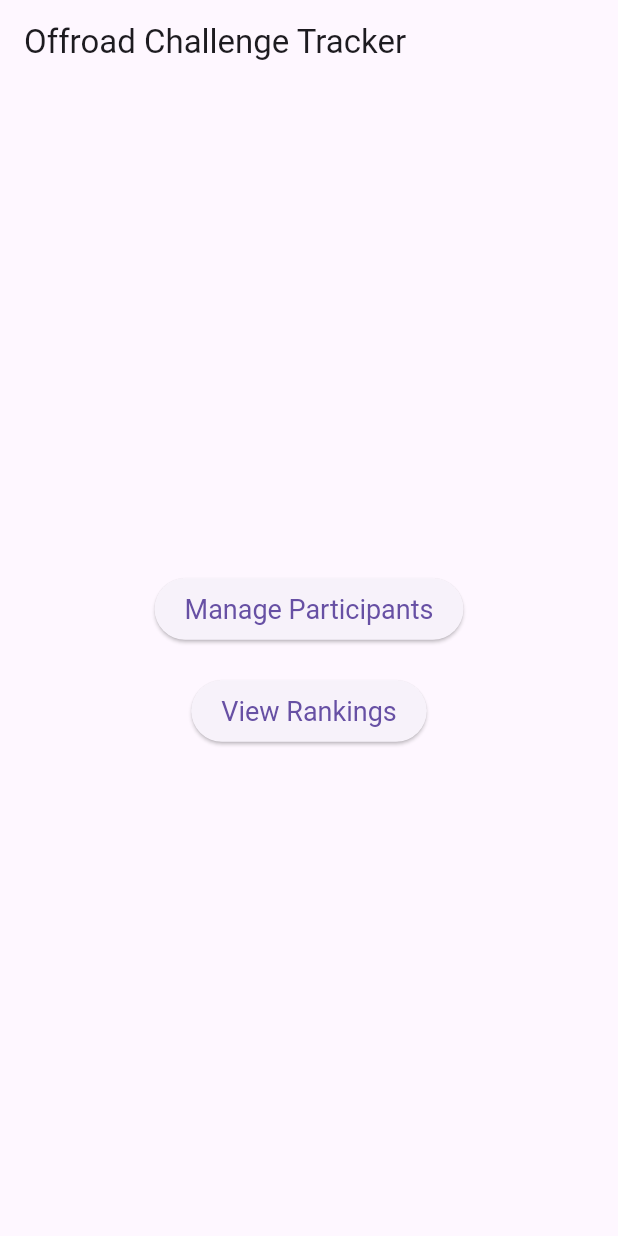
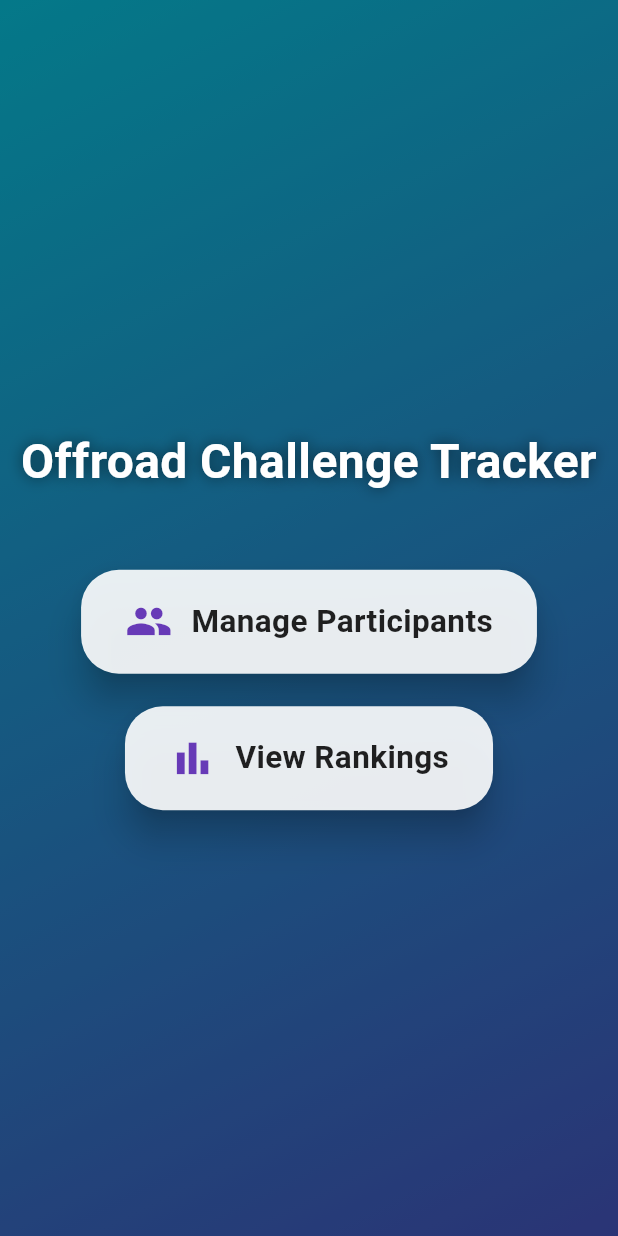
Before and after one commit to sanath-21/Final_Year_Project, a Flutter app: the screen it shows after launch, on a phone screen of 412 x 824 dp. Run offline on Flutter 3.47's test engine with Material 3 defaults, Android fonts, the phone set to English and light mode, and no system bars; our stand-ins replace google_fonts, sqflite, sqflite_common_ffi; accounts and stored records are empty.

Commit message:
home screen UI updated and participant screen edited.

```diff
--- a/offroad_challenge_tracker/lib/screens/home_screen.dart
+++ b/offroad_challenge_tracker/lib/screens/home_screen.dart
@@ -2,27 +2,168 @@ import 'package:flutter/material.dart';
 import 'participant_screen.dart';
 import 'rankings_screen.dart';
 
-class HomeScreen extends StatelessWidget{
+class HomeScreen extends StatefulWidget {
+  @override
+  _HomeScreenState createState() => _HomeScreenState();
+}
+
+class _HomeScreenState extends State<HomeScreen> with SingleTickerProviderStateMixin {
+  late AnimationController _controller;
+  late Animation<Alignment> _alignmentAnimation;
+  late Animation<Color?> _colorAnimation1;
+  late Animation<Color?> _colorAnimation2;
+  late Animation<Offset> _titleAnimation;
+
+  @override
+  void initState() {
+    super.initState();
+    _controller = AnimationController(
+      vsync: this,
+      duration: Duration(seconds: 8),
+    )..repeat(reverse: true);
+
+    _alignmentAnimation = Tween<Alignment>(
+      begin: Alignment.topLeft,
+      end: Alignment.bottomRight,
+    ).animate(CurvedAnimation(
+      parent: _controller,
+      curve: Curves.easeInOut,
+    ));
+
+    _colorAnimation1 = ColorTween(
+      begin: Colors.purple,
+      end: Colors.indigo,
+    ).animate(_controller);
+
+    _colorAnimation2 = ColorTween(
+      begin: Colors.pinkAccent,
+      end: Colors.cyan,
+    ).animate(_controller);
+
+    _titleAnimation = Tween<Offset>(
+      begin: Offset(0, -1),
+      end: Offset.zero,
+    ).animate(CurvedAnimation(
+      parent: _controller,
+      curve: Curves.bounceOut,
+    ));
+  }
+
+  @override
+  void dispose() {
+    _controller.dispose();
+    super.dispose();
+  }
+
   @override
   Widget build(BuildContext context) {
     return Scaffold(
-      appBar: AppBar(title: Text("Offroad Challenge Tracker")),
-      body: Center(
-        child: Column(
-          mainAxisAlignment: MainAxisAlignment.center,
-          children: [
-            ElevatedButton(
-              onPressed: () => Navigator.push(
-                context, MaterialPageRoute(builder: (context)=> ParticipantScreen())),
-                child: Text("Manage Participants"),
+      body: AnimatedBuilder(
+        animation: _controller,
+        builder: (context, child) {
+          return Stack(
+            children: [
+              // Animated Gradient Background
+              Positioned.fill(
+                child: Container(
+                  decoration: BoxDecoration(
+                    gradient: LinearGradient(
+                      begin: _alignmentAnimation.value,
+                      end: _alignmentAnimation.value * -1,
+                      colors: [_colorAnimation1.value!, _colorAnimation2.value!],
+                    ),
+                  ),
                 ),
-                SizedBox(height: 20),
-                ElevatedButton(
-                  onPressed: () => Navigator.push(
-                    context, MaterialPageRoute(builder: (context) => RankingsScreen())),
-                    child: Text("View Rankings"),
+              ),
+              // Semi-transparent overlay
+              Positioned.fill(
+                child: Container(
+                  color: Colors.black.withOpacity(0.35),
+                ),
+              ),
+              // Foreground content
+              Positioned.fill(
+                child: Column(
+                  mainAxisAlignment: MainAxisAlignment.center,
+                  children: [
+                    SlideTransition(
+                      position: _titleAnimation,
+                      child: Text(
+                        'Offroad Challenge Tracker',
+                        textAlign: TextAlign.center,
+                        style: TextStyle(
+                          color: Colors.white,
+                          fontSize: 32,
+                          fontWeight: FontWeight.bold,
+                          shadows: [
+                            Shadow(blurRadius: 12, color: Colors.black54),
+                          ],
+                        ),
+                      ),
                     ),
-          ],
+                    SizedBox(height: 50),
+                    _buildAnimatedMenuButton(
+                      context,
+                      icon: Icons.group,
+                      label: "Manage Participants",
+                      onTap: () => Navigator.push(
+                        context,
+                        MaterialPageRoute(builder: (context) => ParticipantScreen()),
+                      ),
+                    ),
+                    SizedBox(height: 25),
+                    _buildAnimatedMenuButton(
+                      context,
+                      icon: Icons.bar_chart,
+                      label: "View Rankings",
+                      onTap: () => Navigator.push(
+                        context,
+                        MaterialPageRoute(builder: (context) => RankingsScreen()),
+                      ),
+                    ),
+                  ],
+                ),
+              ),
+            ],
+          );
+        },
+      ),
+    );
+  }
+
+  Widget _buildAnimatedMenuButton(BuildContext context,
+      {required IconData icon, required String label, required VoidCallback onTap}) {
+    return GestureDetector(
+      onTap: onTap,
+      child: MouseRegion(
+        cursor: SystemMouseCursors.click,
+        child: AnimatedScale(
+          duration: Duration(milliseconds: 200),
+          scale: 1.05,
+          child: Card(
+            color: Colors.white.withOpacity(0.9),
+            shape: RoundedRectangleBorder(borderRadius: BorderRadius.circular(24)),
+            elevation: 10,
+            margin: EdgeInsets.symmetric(horizontal: 40),
+            child: Padding(
+              padding: const EdgeInsets.symmetric(vertical: 18.0, horizontal: 28),
+              child: Row(
+                mainAxisSize: MainAxisSize.min,
+                children: [
+                  Icon(icon, size: 30, color: Colors.deepPurple),
+                  SizedBox(width: 12),
+                  Text(
+                    label,
+                    style: TextStyle(
+                      fontSize: 20,
+                      fontWeight: FontWeight.w600,
+                      color: Colors.black87,
+                    ),
+                  ),
+                ],
+              ),
+            ),
+          ),
         ),
       ),
     );
--- a/offroad_challenge_tracker/lib/widgets/participant_card.dart
+++ b/offroad_challenge_tracker/lib/widgets/participant_card.dart
@@ -46,7 +46,7 @@ Widget build(BuildContext context){
       style: GoogleFonts.poppins(fontSize: 18, fontWeight: FontWeight.w600),
     ),
     subtitle: Text(
-      'Co-driver: ${participant['co_driver_name']} | Category ${participant['cateegory']}',
+      'Co-driver: ${participant['co_driver_name']} | Category ${participant['category']}',
       style: GoogleFonts.poppins(fontSize: 14, color: Colors.grey[600]),
     ),
     trailing: IconButton(
--- a/offroad_challenge_tracker/pubspec.yaml
+++ b/offroad_challenge_tracker/pubspec.yaml
@@ -30,6 +30,7 @@ environment:
 dependencies:
   flutter:
     sdk: flutter
+  lottie: ^2.6.0
   google_fonts: ^6.1.0
   sqflite: ^2.3.0
   sqflite_common_ffi: ^2.3.0
```
Also changed, not shown: offroad_challenge_tracker/lib/screens/participant_screen.dart (+40 -19 lines), offroad_challenge_tracker/lib/screens/track_screen.dart (+67 -56 lines), offroad_challenge_tracker/lib/services/database_helper.dart (+15 -0 lines), offroad_challenge_tracker/pubspec.lock.
